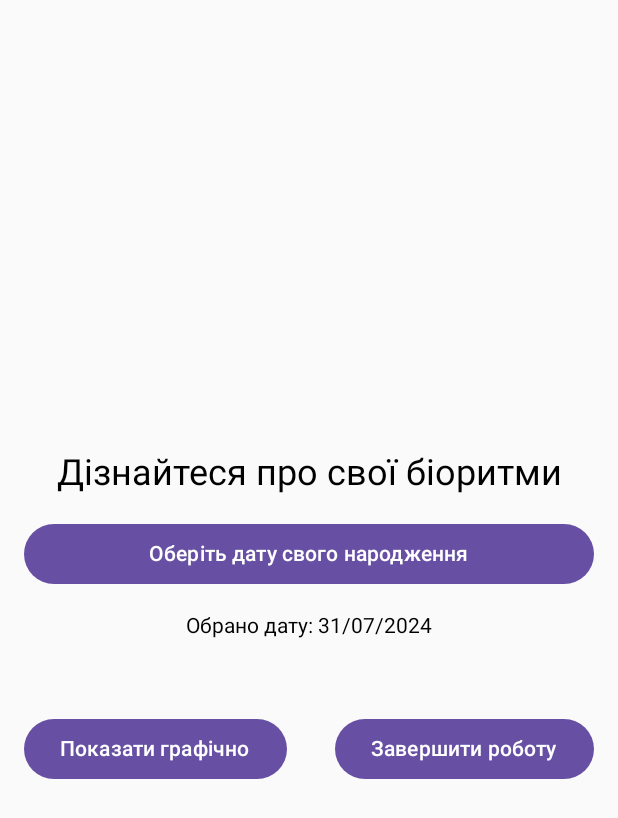
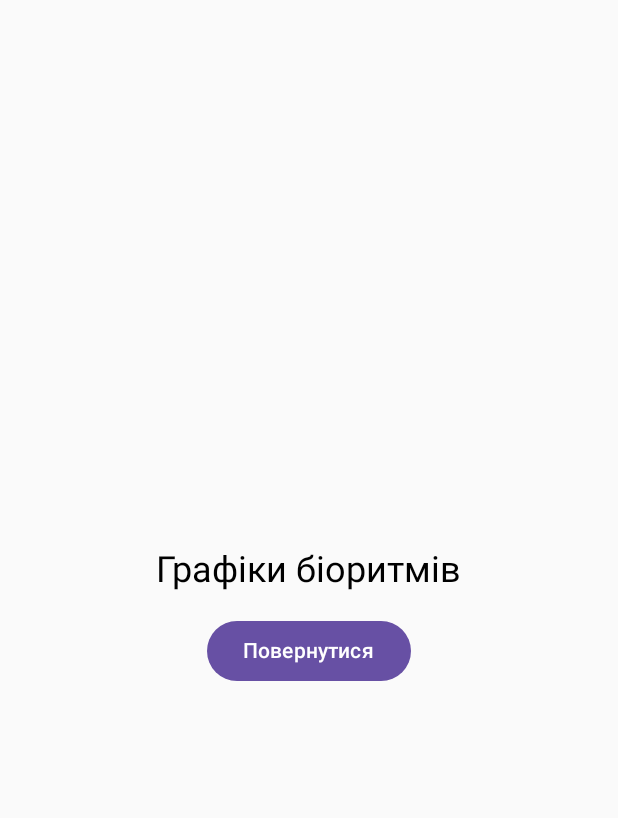
Before and after one commit to YashnevAlexander/Biorhythms, an Android app built with Jetpack Compose: the screen it shows after launch (MainActivity), after a tap on "Показати графічно", on a phone screen of 412 x 824 dp. Shown: the top 818 px of the screen. Run offline under Robolectric (Android 15) with nearby library versions, the phone set to English and light mode, and no system bars.

Commit message:
Додано Draw end MainScreen

```diff
--- a/app/build.gradle.kts
+++ b/app/build.gradle.kts
@@ -59,6 +59,8 @@ dependencies {
     implementation(libs.androidx.ui.graphics)
     implementation(libs.androidx.ui.tooling.preview)
     implementation(libs.androidx.material3)
+    implementation(libs.androidx.navigation.runtime.ktx)
+    implementation(libs.androidx.navigation.compose)
     testImplementation(libs.junit)
     androidTestImplementation(libs.androidx.junit)
     androidTestImplementation(libs.androidx.espresso.core)
--- /dev/null
+++ b/app/src/main/java/com/biorhythms/BiorhythmsDraw.kt
@@ -0,0 +1,37 @@
+package com.biorhythms
+
+import androidx.compose.foundation.layout.Arrangement
+import androidx.compose.foundation.layout.Column
+import androidx.compose.foundation.layout.Spacer
+import androidx.compose.foundation.layout.fillMaxSize
+import androidx.compose.foundation.layout.height
+import androidx.compose.foundation.layout.padding
+import androidx.compose.material3.Button
+import androidx.compose.material3.Text
+import androidx.compose.runtime.Composable
+import androidx.compose.ui.Alignment
+import androidx.compose.ui.Modifier
+
+import androidx.compose.ui.unit.dp
+import androidx.compose.ui.unit.sp
+import androidx.navigation.NavController
+
+@Composable
+fun BiorhythmsDraw(navController: NavController) {
+    Column(
+        modifier = Modifier
+            .fillMaxSize()
+            .padding(16.dp),
+        verticalArrangement = Arrangement.Center,
+        horizontalAlignment = Alignment.CenterHorizontally
+    ) {
+        Text(text = "Графіки біоритмів", fontSize = 24.sp)
+        // Тут буде ваш код для відображення графіків
+
+        Spacer(modifier = Modifier.height(16.dp))
+
+        Button(onClick = { navController.popBackStack() }) {
+            Text("Повернутися")
+        }
+    }
+}
--- a/app/src/main/java/com/biorhythms/BiorhythmsView.kt
+++ b/app/src/main/java/com/biorhythms/BiorhythmsView.kt
@@ -24,18 +24,21 @@ import androidx.compose.ui.platform.LocalContext
 import androidx.compose.ui.tooling.preview.Preview
 import androidx.compose.ui.unit.dp
 import androidx.compose.ui.unit.sp
+import androidx.navigation.NavController
+import androidx.navigation.compose.NavHost
+import androidx.navigation.compose.composable
+import androidx.navigation.compose.rememberNavController
 import java.text.SimpleDateFormat
 import java.util.Calendar
 import java.util.Date
 import java.util.Locale
 
 @Composable
-fun BiorhythmsView() {
+fun BiorhythmsView(navController: NavController) {
     var selectedDate by remember { mutableStateOf(Date()) }
 
     val context = LocalContext.current
 
-    // Форматування дати у формат "день/місяць/рік"
     val dateFormat = remember { SimpleDateFormat("dd/MM/yyyy", Locale.getDefault()) }
     val formattedDate = dateFormat.format(selectedDate)
 
@@ -57,13 +60,13 @@ fun BiorhythmsView() {
                     context,
                     { _: DatePicker, year: Int, month: Int, dayOfMonth: Int ->
                         calendar.set(year, month, dayOfMonth)
-//                        calendar.add(Calendar.YEAR, -1) // Зменшення дати на один рік
                         selectedDate = calendar.time
                     },
                     calendar.get(Calendar.YEAR),
                     calendar.get(Calendar.MONTH),
                     calendar.get(Calendar.DAY_OF_MONTH)
                 )
+                datePickerDialog.datePicker.maxDate = System.currentTimeMillis()
                 datePickerDialog.show()
             },
             modifier = Modifier.fillMaxWidth()
@@ -81,7 +84,7 @@ fun BiorhythmsView() {
             horizontalArrangement = Arrangement.SpaceBetween,
             modifier = Modifier.fillMaxWidth()
         ) {
-            Button(onClick = { /* Handle Start action */ }) {
+            Button(onClick = { navController.navigate("biorhythms_draw") }) {
                 Text("Показати графічно")
             }
             Button(onClick = {
@@ -92,9 +95,3 @@ fun BiorhythmsView() {
         }
     }
 }
-
-@Preview(showBackground = true)
-@Composable
-fun BiorithmsViewPreview() {
-    BiorhythmsView()
-}
--- a/app/src/main/java/com/biorhythms/MainActivity.kt
+++ b/app/src/main/java/com/biorhythms/MainActivity.kt
@@ -8,7 +8,7 @@ class MainActivity : ComponentActivity() {
     override fun onCreate(savedInstanceState: Bundle?) {
         super.onCreate(savedInstanceState)
         setContent {
-            BiorhythmsView()
+            MainScreen()
         }
     }
 }
--- /dev/null
+++ b/app/src/main/java/com/biorhythms/MainScreen.kt
@@ -0,0 +1,22 @@
+package com.biorhythms
+
+import androidx.compose.runtime.Composable
+import androidx.compose.ui.tooling.preview.Preview
+import androidx.navigation.compose.NavHost
+import androidx.navigation.compose.composable
+import androidx.navigation.compose.rememberNavController
+
+@Composable
+fun MainScreen() {
+    val navController = rememberNavController()
+    NavHost(navController, startDestination = "biorhythms_view") {
+        composable("biorhythms_view") { BiorhythmsView(navController) }
+        composable("biorhythms_draw") { BiorhythmsDraw(navController) }
+    }
+}
+
+@Preview(showBackground = true)
+@Composable
+fun BiorithmsViewPreview() {
+    MainScreen()
+}
--- a/gradle/libs.versions.toml
+++ b/gradle/libs.versions.toml
@@ -8,6 +8,8 @@ espressoCore = "3.6.1"
 lifecycleRuntimeKtx = "2.8.4"
 activityCompose = "1.9.1"
 composeBom = "2024.06.00"
+navigationRuntimeKtx = "2.7.7"
+navigationCompose = "2.7.7"
 
 [libraries]
 androidx-core-ktx = { group = "androidx.core", name = "core-ktx", version.ref = "coreKtx" }
@@ -24,6 +26,8 @@ androidx-ui-tooling-preview = { group = "androidx.compose.ui", name = "ui-toolin
 androidx-ui-test-manifest = { group = "androidx.compose.ui", name = "ui-test-manifest" }
 androidx-ui-test-junit4 = { group = "androidx.compose.ui", name = "ui-test-junit4" }
 androidx-material3 = { group = "androidx.compose.material3", name = "material3" }
+androidx-navigation-runtime-ktx = { group = "androidx.navigation", name = "navigation-runtime-ktx", version.ref = "navigationRuntimeKtx" }
+androidx-navigation-compose = { group = "androidx.navigation", name = "navigation-compose", version.ref = "navigationCompose" }
 
 [plugins]
 android-application = { id = "com.android.application", version.ref = "agp" }
```
